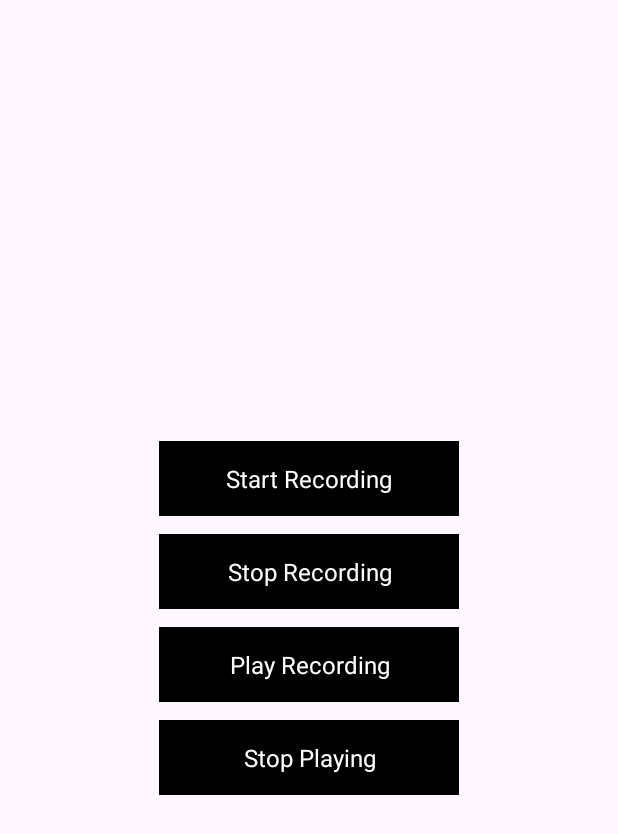
After one commit to rajkumu12/Scrach_wheelSpin_gaminConcept, an Android app: the EchoAudio screen opened directly, with no data from a screen before it, on a phone screen of 412 x 824 dp. The commit adds this screen. Shown: the top 834 px of the screen. Run offline under Robolectric (Android 15) with nearby library versions, the phone set to English and light mode, and no system bars.

Commit message:
audi work

```diff
--- a/app/src/main/java/com/example/scrachcard/CommonActivity.kt
+++ b/app/src/main/java/com/example/scrachcard/CommonActivity.kt
@@ -10,6 +10,7 @@ class CommonActivity : AppCompatActivity() {
     lateinit var tv_wheel:TextView
     lateinit var tv_scratch:TextView
     lateinit var tv_docScan:TextView
+    lateinit var tv_audio:TextView
     @SuppressLint("MissingInflatedId")
     override fun onCreate(savedInstanceState: Bundle?) {
         super.onCreate(savedInstanceState)
@@ -18,6 +19,7 @@ class CommonActivity : AppCompatActivity() {
         tv_wheel= findViewById(R.id.spinwheel)
         tv_scratch= findViewById(R.id.scrachs)
         tv_docScan= findViewById(R.id.scdocScann)
+        tv_audio= findViewById(R.id.echoAudio)
 
 
 
@@ -31,5 +33,8 @@ class CommonActivity : AppCompatActivity() {
         tv_docScan.setOnClickListener {
             startActivity(Intent(this@CommonActivity,ScannedImageList::class.java))
         }
+        tv_audio.setOnClickListener {
+            startActivity(Intent(this@CommonActivity,EchoAudio::class.java))
+        }
     }
 }
--- /dev/null
+++ b/app/src/main/java/com/example/scrachcard/EchoAudio.kt
@@ -0,0 +1,172 @@
+package com.example.scrachcard
+
+import android.annotation.SuppressLint
+import android.content.Context
+import android.media.MediaPlayer
+import android.media.MediaRecorder
+import android.os.Build
+import android.os.Bundle
+import android.os.Environment
+import android.util.Log
+import android.widget.TextView
+import android.widget.Toast
+import androidx.annotation.RequiresApi
+import androidx.appcompat.app.AppCompatActivity
+import java.io.File
+import java.io.IOException
+import java.text.SimpleDateFormat
+import java.util.Date
+
+
+class EchoAudio : AppCompatActivity() {
+    lateinit var appDirectory: File
+    lateinit var tv_recod: TextView
+    lateinit var tv_stop_record: TextView
+    lateinit var tv_Play: TextView
+    lateinit var tv_stopPlay: TextView
+    lateinit var file:File
+    private var mRecorder: MediaRecorder? = null
+
+    // creating a variable for mediaplayer class
+    private var mPlayer: MediaPlayer? = null
+
+    // string variable is created for storing a file name
+    private var fileName: String? = null
+
+
+    @RequiresApi(Build.VERSION_CODES.S)
+    @SuppressLint("MissingInflatedId")
+    override fun onCreate(savedInstanceState: Bundle?) {
+        super.onCreate(savedInstanceState)
+        setContentView(R.layout.activity_echo_audio)
+        tv_recod = findViewById(R.id.start_rec)
+        tv_stop_record = findViewById(R.id.stop_rec)
+        tv_Play = findViewById(R.id.play_rec)
+        tv_stopPlay = findViewById(R.id.stop_play)
+        createAppDirectoryInDownloads(this)
+
+        tv_recod.setOnClickListener {
+            startRecording()
+        }
+
+        tv_stop_record.setOnClickListener {
+            pauseRecording()
+        }
+        tv_Play.setOnClickListener {
+            playAudio()
+        }
+        tv_stopPlay.setOnClickListener {
+            pausePlaying()
+        }
+
+
+    }
+
+    fun createAppDirectoryInDownloads(context: Context): File? {
+        val downloadsDirectory =
+            Environment.getExternalStoragePublicDirectory(Environment.DIRECTORY_DOWNLOADS)
+        appDirectory = File(downloadsDirectory, "EchoAudios")
+
+        if (!appDirectory.exists()) {
+            val directoryCreated = appDirectory.mkdir()
+            if (!directoryCreated) {
+                // Failed to create the directory
+                return null
+            }
+        }
+
+        return appDirectory
+    }
+
+    @RequiresApi(Build.VERSION_CODES.S)
+    private fun startRecording() {
+        // below method is used to initialize
+        // the media recorder class
+        mRecorder = MediaRecorder(this@EchoAudio)
+
+        // below method is used to set the audio
+        // source which we are using a mic.
+        mRecorder!!.setAudioSource(MediaRecorder.AudioSource.MIC)
+
+        // below method is used to set
+        // the output format of the audio.
+        mRecorder!!.setOutputFormat(MediaRecorder.OutputFormat.THREE_GPP)
+
+        // below method is used to set the
+        // audio encoder for our recorded audio.
+        mRecorder!!.setAudioEncoder(MediaRecorder.AudioEncoder.AMR_NB)
+
+        // below method is used to set the
+        // output file location for our recorded audio
+        fileName = SimpleDateFormat("yyyyMMddHHmm'.mp3'").format(Date())
+        file = File(appDirectory, fileName)
+        try {
+            if (!file.exists()) {
+                val fileCreated = file.createNewFile()
+                if (fileCreated) {
+                    mRecorder!!.setOutputFile(file.absolutePath)
+                    try {
+                        // below method will prepare
+                        // our audio recorder class
+                        mRecorder!!.prepare()
+                    } catch (e: IOException) {
+                        Log.e("TAG", "prepare() failed  ${e.localizedMessage}")
+                    }
+                    // start method will start
+                    // the audio recording.
+                    mRecorder!!.start()
+                    Toast.makeText(this@EchoAudio, "Started", Toast.LENGTH_SHORT).show()
+
+
+                }
+            }
+        } catch (e: IOException) {
+            e.printStackTrace()
+        }
+
+
+    }
+
+    fun playAudio() {
+
+        // for playing our recorded audio
+        // we are using media player class.
+        mPlayer = MediaPlayer()
+        try {
+            // below method is used to set the
+            // data source which will be our file name
+            mPlayer!!.setDataSource(file.absolutePath)
+
+            // below method will prepare our media player
+            mPlayer!!.prepare()
+
+            // below method will start our media player.
+            mPlayer!!.start()
+            Toast.makeText(this, "Recording Started Playing", Toast.LENGTH_SHORT).show()
+        } catch (e: IOException) {
+            Log.e("TAG", "prepare() failed")
+        }
+    }
+
+    fun pauseRecording() {
+        // below method will stop
+        // the audio recording.
+        mRecorder!!.stop()
+
+        // below method will release
+        // the media recorder class.
+        mRecorder!!.release()
+        mRecorder = null
+        Toast.makeText(this, "Recording Stopped", Toast.LENGTH_SHORT).show()
+    }
+
+    fun pausePlaying() {
+        // this method will release the media player
+        // class and pause the playing of our recorded audio.
+        mPlayer!!.release()
+        mPlayer = null
+        Toast.makeText(this, "Recording Play Stopped", Toast.LENGTH_SHORT).show()
+    }
+
+
+}
--- /dev/null
+++ b/app/src/main/res/layout/activity_echo_audio.xml
@@ -0,0 +1,56 @@
+<?xml version="1.0" encoding="utf-8"?>
+<LinearLayout xmlns:android="http://schemas.android.com/apk/res/android"
+    xmlns:app="http://schemas.android.com/apk/res-auto"
+    xmlns:tools="http://schemas.android.com/tools"
+    android:layout_width="match_parent"
+    android:layout_height="match_parent"
+    android:gravity="center"
+    android:orientation="vertical"
+    tools:context=".EchoAudio">
+
+    <TextView
+        android:id="@+id/start_rec"
+        android:layout_width="200dp"
+        android:layout_height="50dp"
+        android:textSize="16dp"
+        android:gravity="center"
+        android:textColor="@color/white"
+        android:background="@color/black"
+        android:text="Start Recording"/>
+
+    <TextView
+        android:id="@+id/stop_rec"
+        android:layout_width="200dp"
+        android:layout_height="50dp"
+        android:textSize="16dp"
+        android:layout_marginTop="12dp"
+        android:gravity="center"
+        android:textColor="@color/white"
+        android:background="@color/black"
+        android:text="Stop Recording"/>
+
+    <TextView
+        android:id="@+id/play_rec"
+        android:layout_width="200dp"
+        android:layout_height="50dp"
+        android:textSize="16dp"
+        android:layout_marginTop="12dp"
+        android:gravity="center"
+        android:textColor="@color/white"
+        android:background="@color/black"
+        android:text="Play Recording"/>
+
+    <TextView
+        android:id="@+id/stop_play"
+        android:layout_width="200dp"
+        android:layout_height="50dp"
+        android:textSize="16dp"
+        android:layout_marginTop="12dp"
+        android:gravity="center"
+        android:textColor="@color/white"
+        android:background="@color/black"
+        android:text="Stop Playing"/>
+
+
+
+</LinearLayout>
--- a/app/src/main/res/values/strings.xml
+++ b/app/src/main/res/values/strings.xml
@@ -1,3 +1,4 @@
 <resources>
     <string name="app_name">ScrachCard</string>
+    <string name="audio_case">Audio Case</string>
 </resources>
```
Also changed, not shown: app/src/main/AndroidManifest.xml (+9 -1 lines), app/src/main/res/layout/activity_common.xml (+11 -0 lines).
